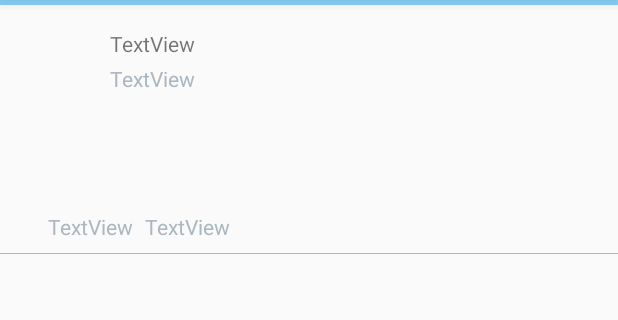
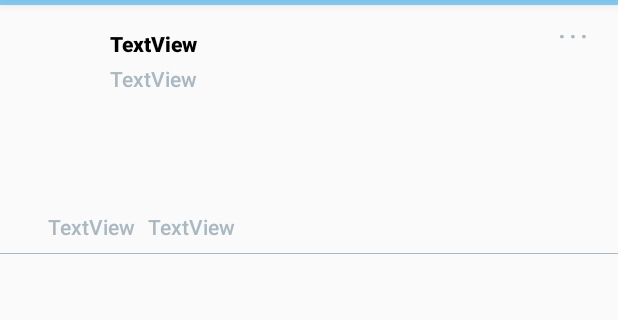
Before and after one commit to arianagoldstein/Twitter, an Android app: the TweetDetailsActivity screen opened directly, with no data from a screen before it, on a phone screen of 412 x 824 dp, the part 79-399 px from its top. Run offline under Robolectric (Android 15) with nearby library versions, the phone set to English and light mode, and no system bars; libraries missing offline, so code that uses them is left out: org.parceler; pictures from the network do not load; 8 statements that could not run were skipped.

Commit message:
implemented endless scroll on timeline and styled text

```diff
--- a/app/src/main/java/com/codepath/apps/restclienttemplate/TweetDetailsActivity.java
+++ b/app/src/main/java/com/codepath/apps/restclienttemplate/TweetDetailsActivity.java
@@ -70,7 +70,7 @@ public class TweetDetailsActivity extends AppCompatActivity {
         if (!tweet.imageUrl.isEmpty()) {
             Glide.with(this)
                     .load(tweet.imageUrl)
-                    .transform(new RoundedCorners(25))
+                    .transform(new RoundedCorners(30))
                     .into(ivTweetImgDetails);
             ivTweetImgDetails.setVisibility(View.VISIBLE);
         } else {
--- a/app/src/main/java/com/codepath/apps/restclienttemplate/TweetsAdapter.java
+++ b/app/src/main/java/com/codepath/apps/restclienttemplate/TweetsAdapter.java
@@ -102,7 +102,7 @@ public class TweetsAdapter extends RecyclerView.Adapter<TweetsAdapter.ViewHolder
             if (!tweet.imageUrl.isEmpty()) {
                 Glide.with(context)
                         .load(tweet.imageUrl)
-                        .transform(new RoundedCorners(20))
+                        .transform(new RoundedCorners(30))
                         .into(ivTweetImg);
                 ivTweetImg.setVisibility(View.VISIBLE);
             } else {
--- a/app/src/main/java/com/codepath/apps/restclienttemplate/models/Tweet.java
+++ b/app/src/main/java/com/codepath/apps/restclienttemplate/models/Tweet.java
@@ -16,6 +16,7 @@ public class Tweet {
     public String createdAt;
     public User user;
     public String imageUrl;
+    public String id;
 
     // empty constructor needed by the Parceler library
     public Tweet() {
@@ -29,6 +30,7 @@ public class Tweet {
         tweet.body = jsonObject.getString("text");
         tweet.createdAt = jsonObject.getString("created_at");
         tweet.user = User.fromJson(jsonObject.getJSONObject("user"));
+        tweet.id = jsonObject.getString("id_str");
         tweet.imageUrl = "";
 
         // accessing the media included in the Tweet by the user
--- a/app/src/main/res/layout/activity_tweet_details.xml
+++ b/app/src/main/res/layout/activity_tweet_details.xml
@@ -46,6 +46,8 @@
         android:layout_marginTop="16dp"
         android:layout_toEndOf="@+id/ivProfileImageDetails"
         android:text="TextView"
+        android:textColor="@color/design_default_color_on_secondary"
+        android:textStyle="bold"
         app:layout_constraintStart_toEndOf="@+id/ivProfileImageDetails"
         app:layout_constraintTop_toTopOf="parent"
         tools:text="angoldstein862" />
@@ -67,8 +69,8 @@
 
     <ImageView
         android:id="@+id/ivTweetImgDetails"
-        android:layout_width="311dp"
-        android:layout_height="216dp"
+        android:layout_width="370dp"
+        android:layout_height="260dp"
         android:layout_marginTop="20dp"
         android:layout_marginBottom="5dp"
         android:visibility="visible"
@@ -102,4 +104,20 @@
         app:layout_constraintStart_toStartOf="parent"
         app:layout_constraintTop_toBottomOf="@+id/tvCreatedAtDateDetails" />
 
+    <TextView
+        android:id="@+id/tv3DotsDetails"
+        android:layout_width="wrap_content"
+        android:layout_height="wrap_content"
+        android:layout_marginTop="16dp"
+        android:layout_marginEnd="16dp"
+        android:rotation="180"
+        android:text=". . ."
+        android:textColor="@color/medium_gray"
+        android:textSize="14sp"
+        android:textStyle="bold"
+        app:layout_constraintEnd_toEndOf="parent"
+        app:layout_constraintHorizontal_bias="0.98"
+        app:layout_constraintStart_toEndOf="@+id/tvNameDetails"
+        app:layout_constraintTop_toTopOf="parent" />
+
 </androidx.constraintlayout.widget.ConstraintLayout>
--- a/app/src/main/res/menu/menu_main.xml
+++ b/app/src/main/res/menu/menu_main.xml
@@ -4,7 +4,7 @@
 
     <item
         android:id="@+id/compose"
-        android:icon="@android:drawable/ic_menu_edit"
+        android:icon="@drawable/vector_compose_shortcut"
         android:title="Compose"
         app:showAsAction="always" />
 </menu>
--- a/app/src/main/res/values/styles.xml
+++ b/app/src/main/res/values/styles.xml
@@ -8,6 +8,16 @@
     <!-- Application theme. -->
     <style name="AppTheme" parent="AppBaseTheme">
         <!-- All customizations that are NOT specific to a particular API-level can go here. -->
+        <item name="android:textViewStyle">@style/RobotoTextViewStyle</item>
+        <item name="android:buttonStyle">@style/RobotoButtonStyle</item>
+    </style>
+
+    <style name="RobotoTextViewStyle" parent="android:Widget.TextView">
+        <item name="android:fontFamily">sans-serif-medium</item>
+    </style>
+
+    <style name="RobotoButtonStyle" parent="android:Widget.Holo.Button">
+        <item name="android:fontFamily">sans-serif-medium</item>
     </style>
 
 </resources>
```
Also changed, not shown: app/src/main/java/com/codepath/apps/restclienttemplate/EndlessRecyclerViewScrollListener.java (added, +106 -0 lines), app/src/main/java/com/codepath/apps/restclienttemplate/TimelineActivity.java (+45 -20 lines), app/src/main/java/com/codepath/apps/restclienttemplate/TwitterClient.java (+7 -1 lines), app/src/main/res/layout/item_tweet.xml (+19 -0 lines), app/src/main/res/drawable-xxhdpi/logo.png (added).
